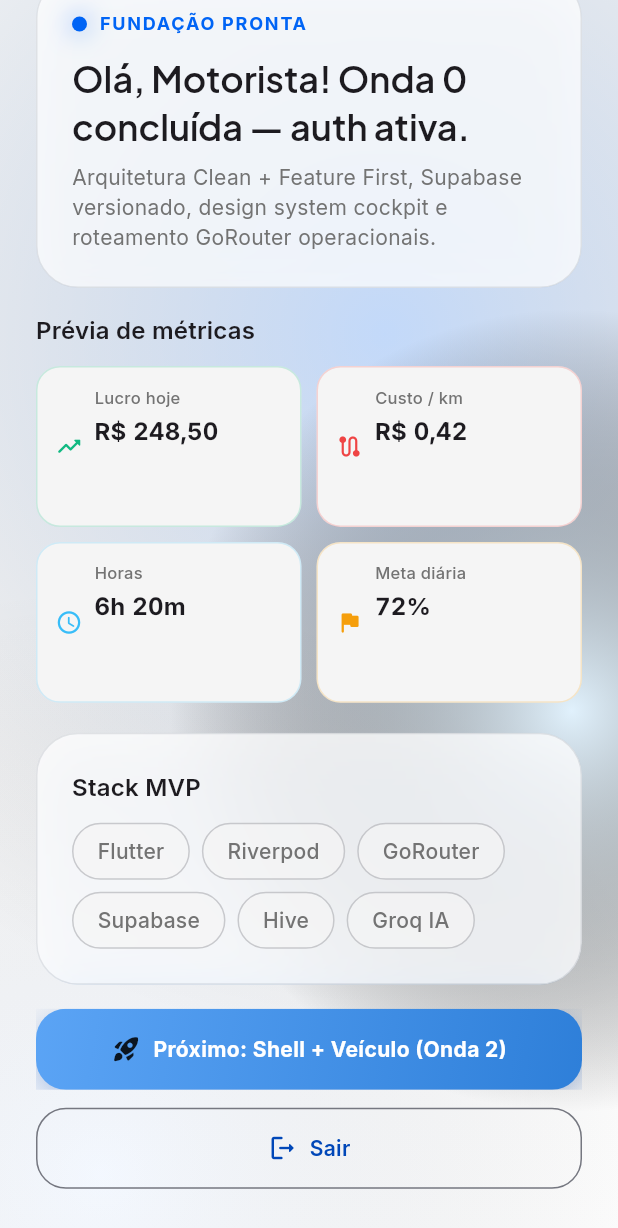
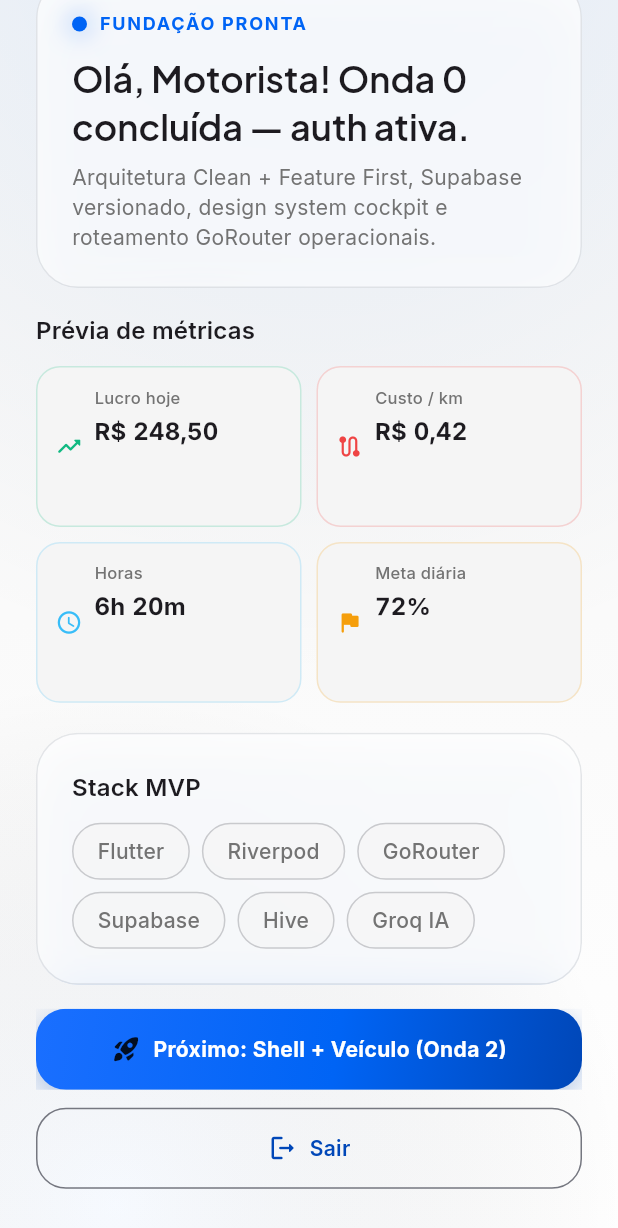
Before and after one commit to solerpedroo/driveflow, a Flutter app: the FoundationScreen screen opened directly, scrolled down 144 dp, on a phone screen of 412 x 824 dp. Shown: the top 1228 px of the screen. Run offline on Flutter 3.47's test engine with Material 3 defaults, Android fonts, the phone set to English and light mode, and no system bars; our stand-ins replace cached_network_image, connectivity_plus, dio, file_picker, fl_chart, flutter_hooks and 14 more; missing offline and left inert: google_mlkit_text_recognition; accounts and stored records are empty; network calls fail; statements that could not run were skipped.

Commit message:
feat(ui): gradientes brand bloom e surface-card
Co-authored-by: Pedro Henrique Contardi Soler <pedrocsoler@hotmail.com>

```diff
--- a/lib/core/theme/app_gradients.dart
+++ b/lib/core/theme/app_gradients.dart
@@ -2,31 +2,35 @@ import 'package:flutter/material.dart';
 
 import 'app_colors.dart';
 
-/// Gradientes premium — referência FitCal / FitFolio (mesh + hero fills).
+/// Gradientes premium — marca azul com profundidade editorial.
 abstract final class AppGradients {
+  static const LinearGradient brand = LinearGradient(
+    begin: Alignment.topLeft,
+    end: Alignment.bottomRight,
+    colors: [
+      Color(0xFF1A6FFF),
+      AppColors.brandBlue,
+      AppColors.brandBlueDark,
+    ],
+    stops: [0.0, 0.55, 1.0],
+  );
+
   static LinearGradient primaryButton(Brightness brightness) {
     if (brightness == Brightness.dark) {
       return const LinearGradient(
         begin: Alignment.topLeft,
         end: Alignment.bottomRight,
-        colors: [Color(0xFF6BB4FF), Color(0xFF3B8AE8)],
+        colors: [Color(0xFF3B82F6), AppColors.brandBlue, AppColors.brandBlueDark],
       );
     }
-    return const LinearGradient(
-      begin: Alignment.topLeft,
-      end: Alignment.bottomRight,
-      colors: [Color(0xFF5BA4F5), Color(0xFF2E7FD9)],
-    );
+    return brand;
   }
 
   static LinearGradient heroRing(Brightness brightness, Color accent) {
     return LinearGradient(
       begin: Alignment.topLeft,
       end: Alignment.bottomRight,
-      colors: [
-        accent,
-        accent.withValues(alpha: 0.55),
-      ],
+      colors: [accent, accent.withValues(alpha: 0.55)],
     );
   }
 
@@ -36,8 +40,8 @@ abstract final class AppGradients {
         begin: Alignment.topLeft,
         end: Alignment.bottomRight,
         colors: [
-          AppColors.skyBlue.withValues(alpha: 0.22),
-          AppColors.skyBlueSoft.withValues(alpha: 0.06),
+          AppColors.brandBlue.withValues(alpha: 0.28),
+          AppColors.brandBlueDeep.withValues(alpha: 0.12),
         ],
       );
     }
@@ -45,8 +49,39 @@ abstract final class AppGradients {
       begin: Alignment.topLeft,
       end: Alignment.bottomRight,
       colors: [
-        AppColors.skyBlue.withValues(alpha: 0.14),
-        Colors.white.withValues(alpha: 0.0),
+        AppColors.brandBlue.withValues(alpha: 0.08),
+        AppColors.lightSurface,
+        AppColors.lightSurface,
+      ],
+    );
+  }
+
+  static LinearGradient surfaceCardTopLight(Brightness brightness) {
+    if (brightness == Brightness.dark) {
+      return LinearGradient(
+        begin: Alignment.topCenter,
+        end: Alignment.bottomCenter,
+        colors: [
+          AppColors.slate.withValues(alpha: 0.85),
+          AppColors.midnight,
+        ],
+      );
+    }
+    return const LinearGradient(
+      begin: Alignment.topCenter,
+      end: Alignment.bottomCenter,
+      colors: [AppColors.lightSurface, AppColors.lightMuted],
+    );
+  }
+
+  static RadialGradient brandBloom(Brightness brightness) {
+    final alpha = brightness == Brightness.dark ? 0.14 : 0.09;
+    return RadialGradient(
+      center: const Alignment(0, -1.15),
+      radius: 1.25,
+      colors: [
+        AppColors.brandBlue.withValues(alpha: alpha),
+        Colors.transparent,
       ],
     );
   }
@@ -59,53 +94,30 @@ abstract final class AppGradients {
     if (brightness == Brightness.dark) {
       return [
         RadialGradient(
-          center: Alignment(0.15 + t * 0.25, -0.55 + t * 0.15),
+          center: Alignment(0.1 + t * 0.2, -0.6 + t * 0.12),
           radius: 1.1,
           colors: [
-            AppColors.skyBlue.withValues(alpha: 0.32),
+            AppColors.brandBlue.withValues(alpha: 0.20),
             Colors.transparent,
           ],
         ),
         RadialGradient(
-          center: Alignment(-0.75 + t * 0.1, 0.85),
-          radius: 0.85,
+          center: Alignment(-0.8 + t * 0.1, 0.85),
+          radius: 0.9,
           colors: [
-            const Color(0xFF818CF8).withValues(alpha: 0.14),
-            Colors.transparent,
-          ],
-        ),
-        RadialGradient(
-          center: Alignment(0.9 - t * 0.12, 0.1),
-          radius: 0.7,
-          colors: [
-            AppColors.profitGreen.withValues(alpha: 0.08),
+            AppColors.brandGlow.withValues(alpha: 0.06),
             Colors.transparent,
           ],
         ),
       ];
     }
     return [
+      brandBloom(brightness),
       RadialGradient(
-        center: Alignment(0.2 + t * 0.2, -0.5 + t * 0.18),
-        radius: 1.15,
+        center: Alignment(-0.65 + t * 0.1, 0.95),
+        radius: 0.85,
         colors: [
-          AppColors.skyBlue.withValues(alpha: 0.22),
-          Colors.transparent,
-        ],
-      ),
-      RadialGradient(
-        center: Alignment(-0.7 + t * 0.12, 0.9),
-        radius: 0.95,
-        colors: [
-          AppColors.skyBlueSoft.withValues(alpha: 0.16),
-          Colors.transparent,
-        ],
-      ),
-      RadialGradient(
-        center: Alignment(0.85, 0.15),
-        radius: 0.65,
-        colors: [
-          const Color(0xFFE0F2FE).withValues(alpha: 0.9),
+          AppColors.brandGlow.withValues(alpha: 0.12),
           Colors.transparent,
         ],
       ),
```
